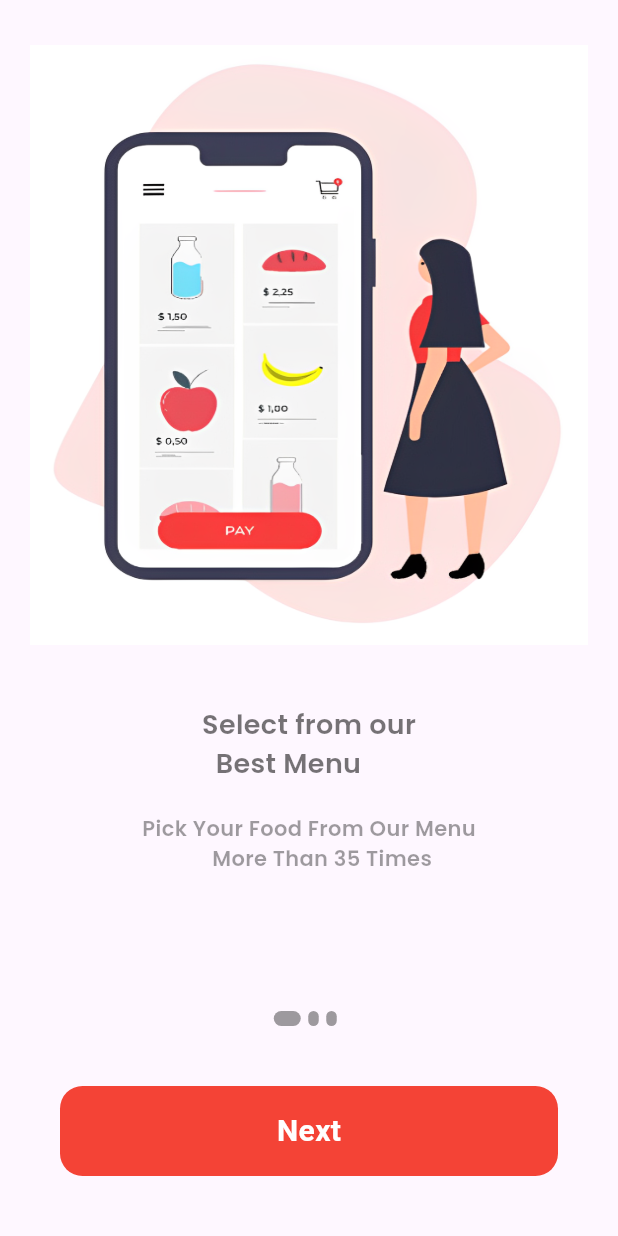
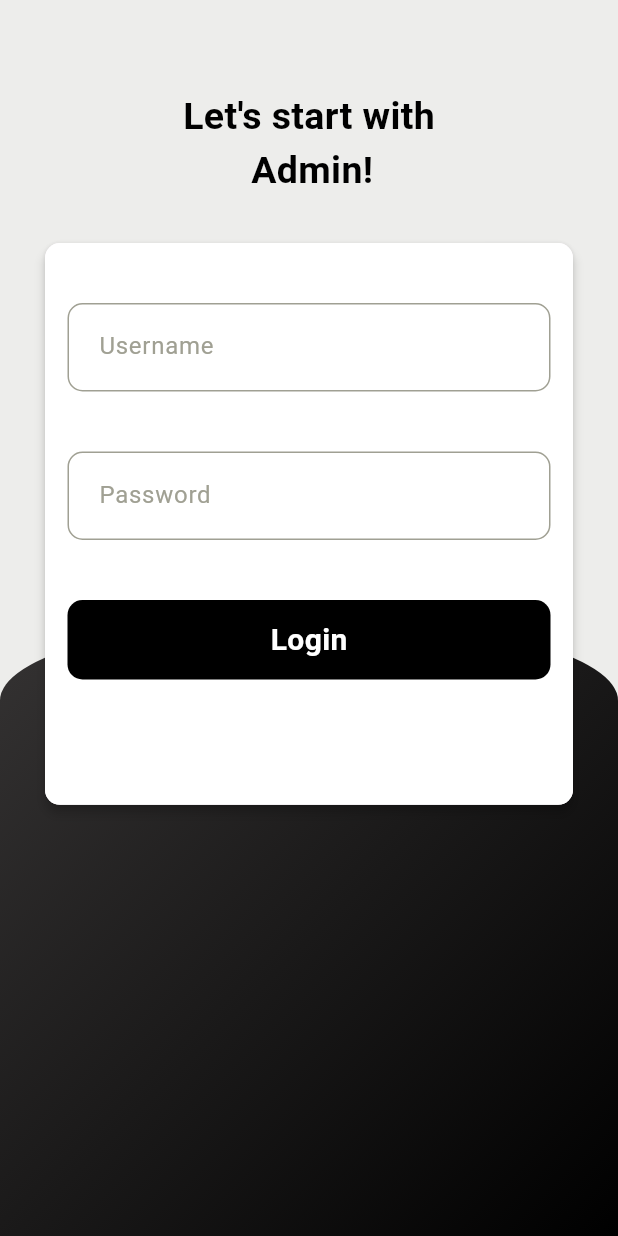
Before and after one commit to MSMTMS786/Piza0nline, a Flutter app: the screen it shows after launch, on a phone screen of 412 x 824 dp. Run offline on Flutter 3.47's test engine with Material 3 defaults, Android fonts, the phone set to English and light mode, and no system bars; our stand-ins replace cloud_firestore, curved_navigation_bar, firebase_auth, firebase_core, random_string, shared_preferences; missing offline and left inert: flutter_stripe; accounts and stored records are empty.

Commit message:
Your commit message

```diff
--- /dev/null
+++ b/lib/admin/admin_login.dart
@@ -0,0 +1,164 @@
+
+import 'package:cloud_firestore/cloud_firestore.dart';
+import 'package:firebase_core/firebase_core.dart';
+import 'package:flutter/material.dart';
+import 'package:sign_in/admin/admin_home.dart';
+
+class AdminLogin extends StatefulWidget {
+  const AdminLogin({super.key});
+
+  @override
+  State<AdminLogin> createState() => _AdminLoginState();
+}
+
+class _AdminLoginState extends State<AdminLogin> {
+  final GlobalKey<FormState> _formkey = GlobalKey<FormState>();
+  TextEditingController usernamecontroller = TextEditingController();
+  TextEditingController userpasswordcontroller = TextEditingController();
+  @override
+  Widget build(BuildContext context) {
+    return Scaffold(
+      backgroundColor: const Color(0xffededeb),
+      body: Container(
+        child: Stack(
+          children: [
+            Container(
+              margin: EdgeInsets.only(top: MediaQuery.of(context).size.height/2),
+              padding: const EdgeInsets.only(top: 40,left: 20,right: 20),
+              height: MediaQuery.of(context).size.height,
+              width: MediaQuery.of(context).size.width,
+              decoration:  BoxDecoration(
+                gradient: LinearGradient(colors: [Color.fromARGB(255, 53, 51, 51),Colors.black],
+                begin: Alignment.topLeft,
+                end: Alignment.bottomRight
+                ),
+                borderRadius: BorderRadius.vertical(
+                  top: Radius.elliptical(MediaQuery.of(context).size.width, 110),
+                )
+              ),
+
+            ),
+            SingleChildScrollView(
+              child: Container(
+                margin: EdgeInsets.only(left: 30,right: 30,top: 60),
+                child: Form(
+                  key: _formkey,
+                  child: Column(
+                    children: [
+                      Text("Let's start with\n\t\t\t\t\t\t\tAdmin!",style: TextStyle(color: Colors.black,fontSize: 25,fontWeight: FontWeight.bold),),
+                      SizedBox(height: 30,),
+                      Material(
+                        elevation: 3,
+                        borderRadius: BorderRadius.circular(10),
+                        child: Container(
+                          height: MediaQuery.of(context).size.height/2.2,
+                          decoration: BoxDecoration(
+                            color: Colors.white,
+                            borderRadius: BorderRadius.circular(10),
+
+                          ),
+                          child: Column(
+                            children: [
+                              SizedBox(height: 40),
+                              Container(
+                                padding: EdgeInsets.only(left: 20, top:4,bottom: 5),
+                                margin: EdgeInsets.symmetric(horizontal: 15),
+                                decoration: BoxDecoration(
+                                  border: Border.all(color:Color.fromARGB(255,160,160, 147)),
+                                  borderRadius: BorderRadius.circular(10)
+                                ),
+                                child: Center(
+                                  child: TextFormField(
+                                    decoration: InputDecoration(
+                                      border: InputBorder.none,
+                                      hintText: "Username",
+                                      hintStyle: TextStyle(color:Color.fromARGB(255, 160, 160, 147) ),
+                                      ),
+                                    controller: usernamecontroller,
+                                    validator: (value){
+                                      if(value==null || value.isEmpty){
+                                        return "Please enter Username";
+                                      }
+                                    },
+                                  ),
+                                ),
+                              ),
+                              SizedBox(height: 40),
+                              Container(
+                                padding: EdgeInsets.only(left: 20, top:4,bottom: 5),
+                                margin: EdgeInsets.symmetric(horizontal: 15),
+                                decoration: BoxDecoration(
+                                  border: Border.all(color:Color.fromARGB(255,160,160, 147)),
+                                  borderRadius: BorderRadius.circular(10)
+                                ),
+                                child: Center(
+                                  child: TextFormField(
+                                    decoration: InputDecoration(
+
+                                      border: InputBorder.none,
+                                       hintText: "Password",
+                                      hintStyle: TextStyle(color:Color.fromARGB(255, 160, 160, 147) ),
+                                      ),
+                                    controller: userpasswordcontroller,
+                                    validator: (value){
+                                      if(value==null || value.isEmpty){
+                                        return "Please enter Password";
+                                      }
+                                    },
+                                  ),
+                                ),
+                              ),
+                              SizedBox(height: 40),
+                              GestureDetector(
+                                onTap: (){
+                                  LoginAdmin();
+                                },
+                                child: Container(
+                                  padding: EdgeInsets.symmetric(vertical: 12),
+                                  margin: EdgeInsets.symmetric(horizontal: 15),
+                                  width: MediaQuery.of(context).size.width,
+                                  decoration: BoxDecoration(
+                                    color: Colors.black,
+                                    borderRadius: BorderRadius.circular(10)
+                                  ),
+                                  child: Center(
+                                    child: Text("Login",style: TextStyle(color: Colors.white,fontSize: 20,fontWeight: FontWeight.bold),),
+                                  ),
+                                ),
+                              )
+                            ],
+                          ),
+                        ),
+                      )
+                    ],
+                  )
+
+                ),
+              ),
+            )
+          ],
+        ),
+      ),
+    );
+  }
+LoginAdmin(){
+  FirebaseFirestore.instance.collection("Admin").get().then((snapshot){
+    snapshot.docs.forEach((result){
+      if(result.data()["id"]!=usernamecontroller.text.trim()){
+        ScaffoldMessenger.of(context).showSnackBar(SnackBar(
+          backgroundColor: Colors.red,
+          content: Text("Invalid Username")));
+      }
+      else if(result.data()["password"]!=userpasswordcontroller.text.trim()){
+        ScaffoldMessenger.of(context).showSnackBar(SnackBar(
+          backgroundColor: Colors.red,
+          content: Text("Invalid Password")));
+      }else{
+        Route route = MaterialPageRoute(builder: (context)=>AdminHome());
+        Navigator.pushReplacement(context, route);
+      }
+    });
+  });
+}
+
+}
--- a/lib/main.dart
+++ b/lib/main.dart
@@ -1,6 +1,7 @@
 import 'package:firebase_core/firebase_core.dart';
 import 'package:flutter/material.dart';
 import 'package:flutter_stripe/flutter_stripe.dart';
+import 'package:sign_in/admin/admin_login.dart';
 import 'package:sign_in/pages/forgot_password.dart';
 import 'package:sign_in/pages/onboard.dart';
 import 'package:sign_in/pages/wallet.dart';
@@ -23,7 +24,7 @@ class MyApp extends StatelessWidget {
     return const MaterialApp(
       debugShowCheckedModeBanner: false,
       home: Center(
-        child: OnBoard(),
+        child: AdminLogin(),
       ),
     );
   }
--- a/lib/pages/homePage.dart
+++ b/lib/pages/homePage.dart
@@ -28,7 +28,7 @@ class _HomeState extends State<Home> {
               mainAxisAlignment: MainAxisAlignment.spaceBetween,
               children: [
                 Text(
-                  "Hallo, Misbah",
+                  "Hallo,Misbah",
                   style: AppWidget.boldTextFieldStyle(),
                 ),
                 Container(
--- a/lib/pages/signup.dart
+++ b/lib/pages/signup.dart
@@ -223,7 +223,7 @@ class _SignUpState extends State<SignUp> {
                                 height: 20,
                               ),
                               const SizedBox(
-                                height: 80,
+                                height: 30,
                               ),
                               GestureDetector(
                                 onTap: () async {
--- a/lib/service/database.dart
+++ b/lib/service/database.dart
@@ -8,4 +8,8 @@ class DataBaseMethods{
     .doc(Id)
     .set(userinfoMap);
   }
+  UpdateUserwallet(String id,String amount)async{
+    return await FirebaseFirestore.instance.collection("users").doc(id).update({
+      "Wallet":amount});
+  }
 }
```
Also changed, not shown: lib/admin/admin_home.dart (added, +13 -0 lines), lib/pages/wallet.dart (+136 -26 lines), 5 other files.
